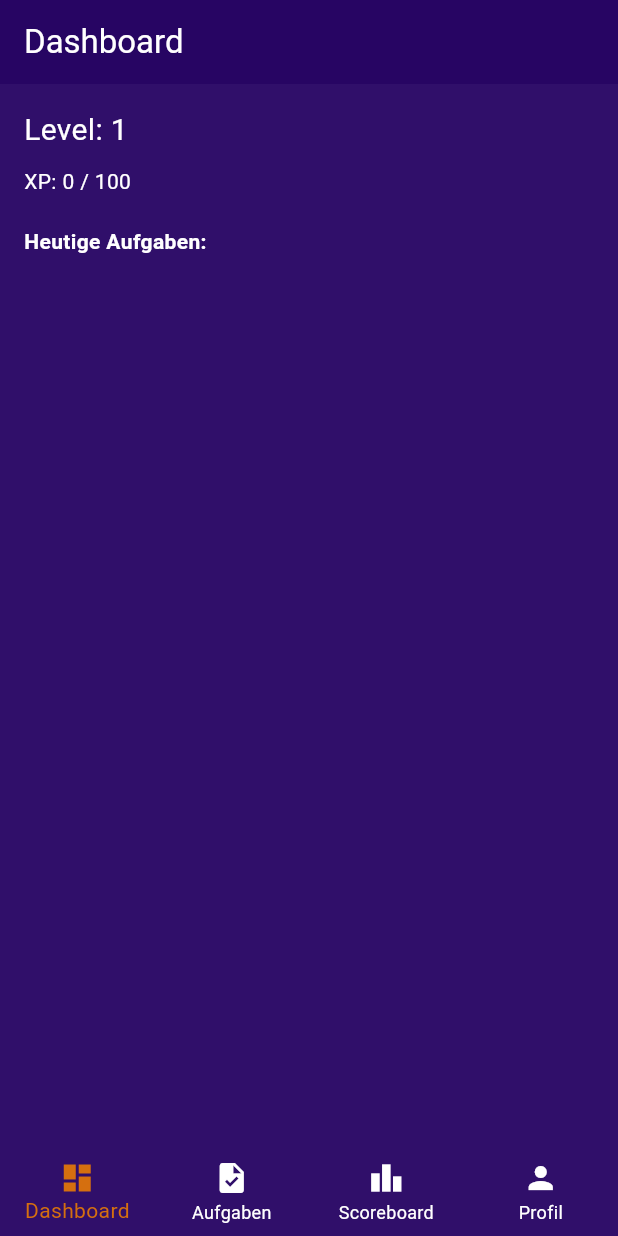
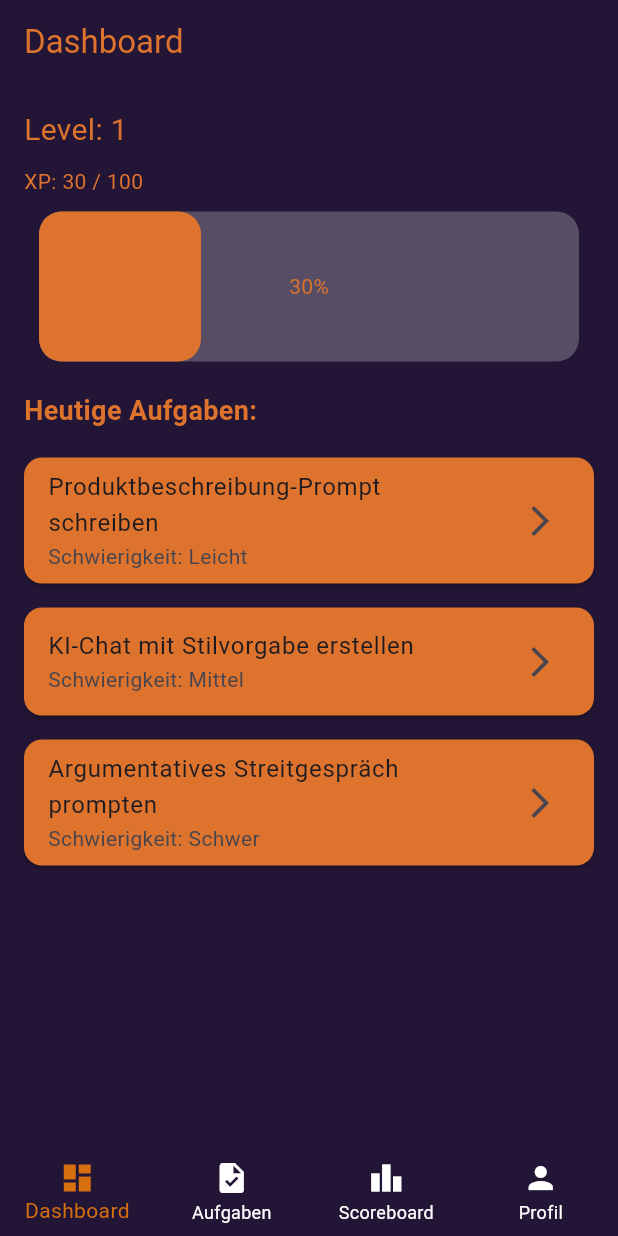
Before and after one commit to Full-Stack-Developement-SS25/Frontend, a Flutter app: the screen it shows after launch, on a phone screen of 412 x 824 dp. Run offline on Flutter 3.47's test engine with Material 3 defaults, Android fonts, the phone set to English and light mode, and no system bars; drawn by our look-alikes of percent_indicator.

Commit message:
alle Screens integriet Farbwahl angepasst an Plannung aus Pflichtheft

```diff
--- a/lib/screens/dashboard_screen.dart
+++ b/lib/screens/dashboard_screen.dart
@@ -1,35 +1,83 @@
 import 'package:flutter/material.dart';
+import 'package:percent_indicator/percent_indicator.dart';
+import 'task_screen.dart';
+
 
 class DashboardScreen extends StatelessWidget {
   const DashboardScreen({super.key});
 
   @override
   Widget build(BuildContext context) {
+    // Später dynamisch setzen
+    final int xp = 30;
+    final int xpNeeded = 100;
+    final double progress = xp / xpNeeded;
+
     return Scaffold(
-      backgroundColor: Color.fromARGB(244, 39, 5, 99), // 💜 DEIN LILA
+      backgroundColor: const Color.fromARGB(255, 34, 21, 53),
       appBar: AppBar(
         title: const Text("Dashboard"),
-        backgroundColor: Color.fromARGB(244, 39, 5, 99),
-        foregroundColor: Colors.white,
+        backgroundColor: const Color.fromARGB(255, 34, 21, 53),
+        foregroundColor:  const Color.fromARGB(255, 221, 115, 45),
         elevation: 0,
       ),
       body: Padding(
         padding: const EdgeInsets.all(16.0),
         child: Column(
           crossAxisAlignment: CrossAxisAlignment.start,
-          children: const [
+          children: [
+            const Text(
+              "Level: 1",
+              style: TextStyle(fontSize: 20, color:  const Color.fromARGB(255, 221, 115, 45),
+              ),
+            ),
+            const SizedBox(height: 10),
             Text(
-              "Level: 1",
-              style: TextStyle(fontSize: 20, color: Colors.white),
+              "XP: $xp / $xpNeeded",
+              style: const TextStyle(color:  const Color.fromARGB(255, 221, 115, 45),
+              ),
             ),
-            SizedBox(height: 10),
-            Text("XP: 0 / 100", style: TextStyle(color: Colors.white)),
-            SizedBox(height: 20),
-            Text(
+            const SizedBox(height: 10),
+            LinearPercentIndicator(
+              animation: true,
+              animationDuration: 500,
+              lineHeight: 100.0,
+              percent: progress.clamp(0.0, 1.0),
+              backgroundColor: Colors.white24,
+              progressColor: const Color.fromARGB(255, 221, 115, 45),
+              barRadius: const Radius.circular(15),
+              center: Text(
+                "${(progress * 100).round()}%",
+                style: const TextStyle(color:  const Color.fromARGB(255, 221, 115, 45),
+                ),
+              ),
+            ),
+            const SizedBox(height: 20),
+            const Text(
               "Heutige Aufgaben:",
               style: TextStyle(
                 fontWeight: FontWeight.bold,
-                color: Colors.white,
+                fontSize: 18,
+                color:  const Color.fromARGB(255, 221, 115, 45),
+              ),
+            ),
+            const SizedBox(height: 10),
+            Expanded(
+              child: ListView(
+                children: const [
+                  TaskCard(
+                    title: "Produktbeschreibung-Prompt schreiben",
+                    difficulty: "Leicht",
+                  ),
+                  TaskCard(
+                    title: "KI-Chat mit Stilvorgabe erstellen",
+                    difficulty: "Mittel",
+                  ),
+                  TaskCard(
+                    title: "Argumentatives Streitgespräch prompten",
+                    difficulty: "Schwer",
+                  ),
+                ],
               ),
             ),
           ],
@@ -38,3 +86,33 @@ class DashboardScreen extends StatelessWidget {
     );
   }
 }
+
+class TaskCard extends StatelessWidget {
+  final String title;
+  final String difficulty;
+
+  const TaskCard({super.key, required this.title, required this.difficulty});
+
+  @override
+  Widget build(BuildContext context) {
+    return Card(
+      color:  const Color.fromARGB(255, 221, 115, 45),
+      margin: const EdgeInsets.symmetric(vertical: 8),
+      child: ListTile(
+        title: Text(title),
+        subtitle: Text("Schwierigkeit: $difficulty"),
+        trailing: const Icon(Icons.arrow_forward_ios),
+        onTap: () {
+          Navigator.push(
+            context,
+            MaterialPageRoute(
+              builder:
+                  (context) => TaskScreen(title: title, difficulty: difficulty),
+            ),
+          );
+        },
+
+      ),
+    );
+  }
+}
--- a/lib/screens/main_navigation.dart
+++ b/lib/screens/main_navigation.dart
@@ -1,5 +1,11 @@
 import 'package:flutter/material.dart';
 import 'dashboard_screen.dart';
+import 'scoreboard_screen.dart';
+import 'task_list_screen.dart';
+import 'profile_screen.dart';
+
+
+
 
 class MainNavigation extends StatefulWidget {
   const MainNavigation({super.key});
@@ -13,9 +19,9 @@ class _MainNavigationState extends State<MainNavigation> {
 
   final List<Widget> _pages = [
     const DashboardScreen(),
-    Center(child: Text("Aufgaben")),
-    Center(child: Text("Scoreboard")),
-    Center(child: Text("Profil")),
+    const TaskListScreen(),
+    const ScoreboardScreen(),
+    const ProfileScreen(),
   ];
 
   @override
@@ -23,7 +29,7 @@ class _MainNavigationState extends State<MainNavigation> {
     return Scaffold(
       body: _pages[_currentIndex],
       bottomNavigationBar: Container(
-        color: const Color.fromARGB(244, 39, 5, 99), // 💜 DEIN LILA
+        color: const Color.fromARGB(255, 34, 21, 53),
         child: BottomNavigationBar(
           backgroundColor: Colors.transparent,
           type: BottomNavigationBarType.fixed,
--- a/pubspec.yaml
+++ b/pubspec.yaml
@@ -12,6 +12,7 @@ dependencies:
     sdk: flutter
   cupertino_icons: ^1.0.8
   flutter_neumorphic: ^3.0.0 # Füge Flutter Neumorphic hier hinzu
+  percent_indicator: ^4.2.2
 
 dev_dependencies:
   flutter_test:
```
Also changed, not shown: lib/screens/profile_screen.dart (added, +78 -0 lines), lib/screens/scoreboard_screen.dart (added, +52 -0 lines), lib/screens/task_list_screen.dart (added, +64 -0 lines), lib/screens/task_screen.dart (added, +72 -0 lines), pubspec.lock, 1 other file.
